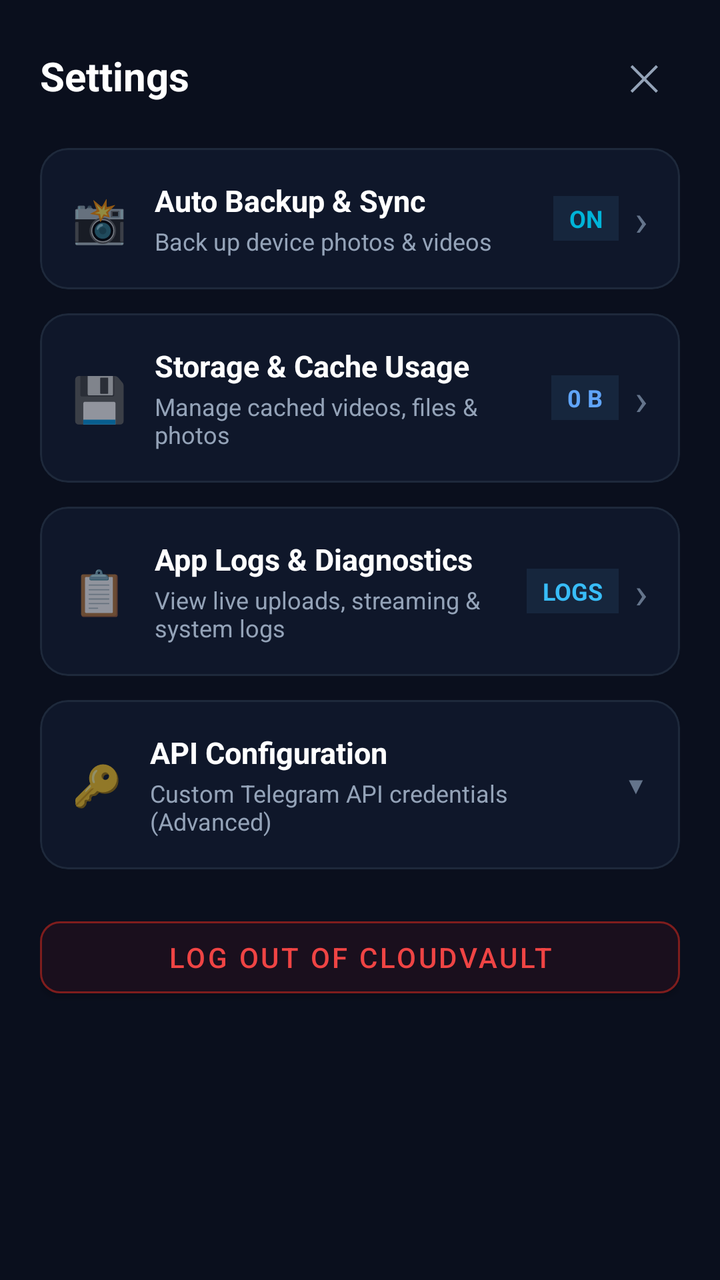
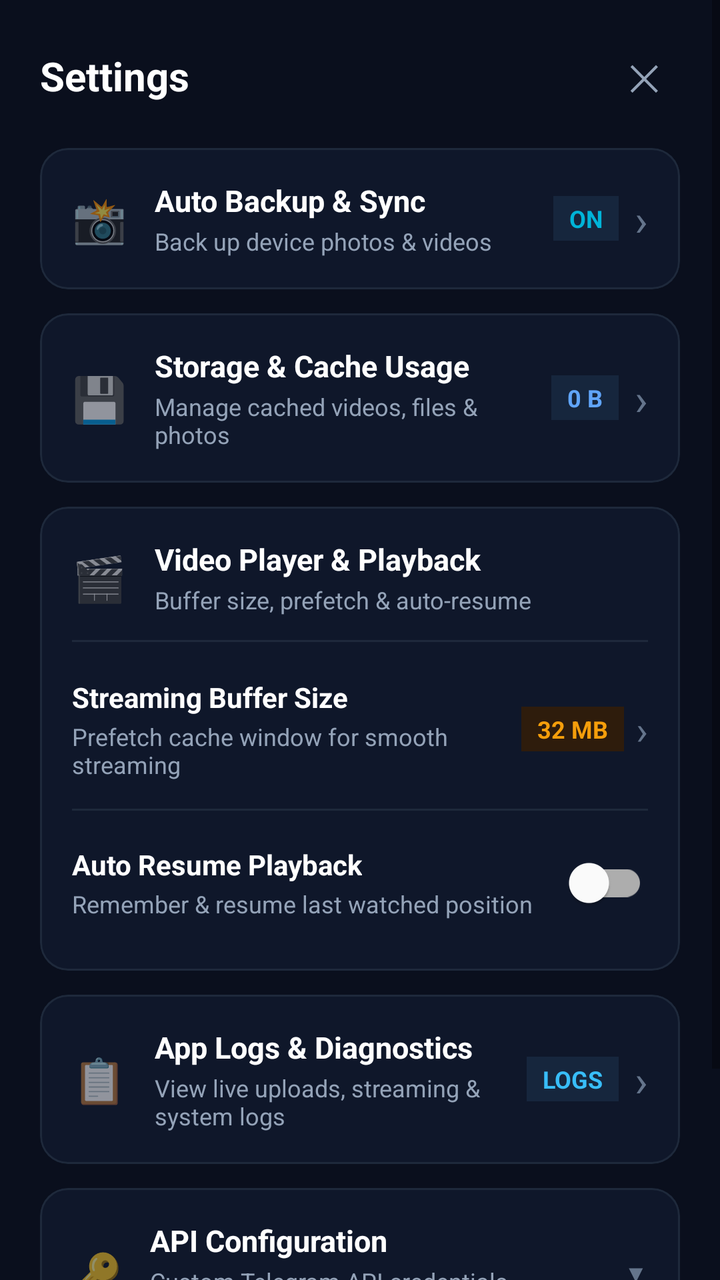

Two renders of the same Android screen: before a commit and after it. Below are the layout's source before the change and the commit's diff.
<!-- AndroidManifest.xml: application theme Theme.CloudVault -->
<!-- res/layout/dialog_settings.xml -->
<?xml version="1.0" encoding="utf-8"?>
<ScrollView xmlns:android="http://schemas.android.com/apk/res/android"
    xmlns:app="http://schemas.android.com/apk/res-auto"
    android:layout_width="match_parent"
    android:layout_height="wrap_content"
    android:background="#0A0F1D">

    <LinearLayout
        android:layout_width="match_parent"
        android:layout_height="wrap_content"
        android:orientation="vertical"
        android:padding="20dp">

        
        <LinearLayout
            android:layout_width="match_parent"
            android:layout_height="wrap_content"
            android:orientation="horizontal"
            android:gravity="center_vertical">

            <TextView
                android:layout_width="0dp"
                android:layout_height="wrap_content"
                android:layout_weight="1"
                android:text="Settings"
                android:textColor="#FFFFFF"
                android:textSize="20sp"
                android:textStyle="bold" />

            <TextView
                android:id="@+id/btnCloseSettings"
                android:layout_width="36dp"
                android:layout_height="36dp"
                android:gravity="center"
                android:text="✕"
                android:textColor="#94A3B8"
                android:textSize="18sp"
                android:background="?attr/selectableItemBackgroundBorderless" />
        </LinearLayout>

        
        <com.google.android.material.card.MaterialCardView
            android:id="@+id/cardOptionAutoBackup"
            android:layout_width="match_parent"
            android:layout_height="wrap_content"
            android:layout_marginTop="18dp"
            app:cardCornerRadius="14dp"
            app:cardElevation="0dp"
            app:cardBackgroundColor="#0F172A"
            app:strokeColor="#1E293B"
            app:strokeWidth="1dp"
            android:clickable="true"
            android:focusable="true">

            <LinearLayout
                android:layout_width="match_parent"
                android:layout_height="wrap_content"
                android:orientation="horizontal"
                android:gravity="center_vertical"
                android:padding="16dp">

                <TextView
                    android:layout_width="wrap_content"
                    android:layout_height="wrap_content"
                    android:text="📸"
                    android:textSize="22sp" />

                <LinearLayout
                    android:layout_width="0dp"
                    android:layout_height="wrap_content"
                    android:layout_weight="1"
                    android:layout_marginStart="14dp"
                    android:orientation="vertical">

                    <TextView
                        android:layout_width="wrap_content"
                        android:layout_height="wrap_content"
                        android:text="Auto Backup &amp; Sync"
                        android:textColor="#FFFFFF"
                        android:textSize="15sp"
                        android:textStyle="bold" />

                    <TextView
                        android:id="@+id/tvSettingsAutoBackupSummary"
                        android:layout_width="wrap_content"
                        android:layout_height="wrap_content"
                        android:layout_marginTop="2dp"
                        android:text="Back up device photos &amp; videos"
                        android:textColor="#94A3B8"
                        android:textSize="12sp" />
                </LinearLayout>

                <TextView
                    android:id="@+id/tvSettingsAutoBackupBadge"
                    android:layout_width="wrap_content"
                    android:layout_height="wrap_content"
                    android:text="ON"
                    android:textColor="@color/accent_cyan"
                    android:textSize="12sp"
                    android:textStyle="bold"
                    android:paddingStart="8dp"
                    android:paddingEnd="8dp"
                    android:paddingTop="3dp"
                    android:paddingBottom="3dp"
                    android:background="#16263D" />

                <TextView
                    android:layout_width="wrap_content"
                    android:layout_height="wrap_content"
                    android:layout_marginStart="8dp"
                    android:text="›"
                    android:textColor="#64748B"
                    android:textSize="22sp" />
            </LinearLayout>
        </com.google.android.material.card.MaterialCardView>

        
        <com.google.android.material.card.MaterialCardView
            android:id="@+id/cardOptionCacheManager"
            android:layout_width="match_parent"
            android:layout_height="wrap_content"
            android:layout_marginTop="12dp"
            app:cardCornerRadius="14dp"
            app:cardElevation="0dp"
            app:cardBackgroundColor="#0F172A"
            app:strokeColor="#1E293B"
            app:strokeWidth="1dp"
            android:clickable="true"
            android:focusable="true">

            <LinearLayout
                android:layout_width="match_parent"
                android:layout_height="wrap_content"
                android:orientation="horizontal"
                android:gravity="center_vertical"
                android:padding="16dp">

                <TextView
                    android:layout_width="wrap_content"
                    android:layout_height="wrap_content"
                    android:text="💾"
                    android:textSize="22sp" />

                <LinearLayout
                    android:layout_width="0dp"
                    android:layout_height="wrap_content"
                    android:layout_weight="1"
                    android:layout_marginStart="14dp"
                    android:orientation="vertical">

                    <TextView
                        android:layout_width="wrap_content"
                        android:layout_height="wrap_content"
                        android:text="Storage &amp; Cache Usage"
                        android:textColor="#FFFFFF"
                        android:textSize="15sp"
                        android:textStyle="bold" />

                    <TextView
                        android:id="@+id/tvSettingsCacheSummary"
                        android:layout_width="wrap_content"
                        android:layout_height="wrap_content"
                        android:layout_marginTop="2dp"
                        android:text="Manage cached videos, files &amp; photos"
                        android:textColor="#94A3B8"
                        android:textSize="12sp" />
                </LinearLayout>

                <TextView
                    android:id="@+id/tvSettingsCacheSizeBadge"
                    android:layout_width="wrap_content"
                    android:layout_height="wrap_content"
                    android:text="0 B"
                    android:textColor="#60A5FA"
                    android:textSize="12sp"
                    android:textStyle="bold"
                    android:paddingStart="8dp"
                    android:paddingEnd="8dp"
                    android:paddingTop="3dp"
                    android:paddingBottom="3dp"
                    android:background="#16263D" />

                <TextView
                    android:layout_width="wrap_content"
                    android:layout_height="wrap_content"
                    android:layout_marginStart="8dp"
                    android:text="›"
                    android:textColor="#64748B"
                    android:textSize="22sp" />
            </LinearLayout>
        </com.google.android.material.card.MaterialCardView>

        
        <com.google.android.material.card.MaterialCardView
            android:id="@+id/cardOptionAppLogs"
            android:layout_width="match_parent"
            android:layout_height="wrap_content"
            android:layout_marginTop="12dp"
            app:cardCornerRadius="14dp"
            app:cardElevation="0dp"
            app:cardBackgroundColor="#0F172A"
            app:strokeColor="#1E293B"
            app:strokeWidth="1dp"
            android:clickable="true"
            android:focusable="true">

            <LinearLayout
                android:layout_width="match_parent"
                android:layout_height="wrap_content"
                android:orientation="horizontal"
                android:gravity="center_vertical"
                android:padding="16dp">

                <TextView
                    android:layout_width="wrap_content"
                    android:layout_height="wrap_content"
                    android:text="📋"
                    android:textSize="22sp" />

                <LinearLayout
                    android:layout_width="0dp"
                    android:layout_height="wrap_content"
                    android:layout_weight="1"
                    android:layout_marginStart="14dp"
                    android:orientation="vertical">

                    <TextView
                        android:layout_width="wrap_content"
                        android:layout_height="wrap_content"
                        android:text="App Logs &amp; Diagnostics"
                        android:textColor="#FFFFFF"
                        android:textSize="15sp"
                        android:textStyle="bold" />

                    <TextView
                        android:id="@+id/tvSettingsLogsSummary"
                        android:layout_width="wrap_content"
                        android:layout_height="wrap_content"
                        android:layout_marginTop="2dp"
                        android:text="View live uploads, streaming &amp; system logs"
                        android:textColor="#94A3B8"
                        android:textSize="12sp" />
                </LinearLayout>

                <TextView
                    android:id="@+id/tvSettingsLogsCountBadge"
                    android:layout_width="wrap_content"
                    android:layout_height="wrap_content"
                    android:text="LOGS"
                    android:textColor="#38BDF8"
                    android:textSize="12sp"
                    android:textStyle="bold"
                    android:paddingStart="8dp"
                    android:paddingEnd="8dp"
                    android:paddingTop="3dp"
                    android:paddingBottom="3dp"
                    android:background="#16263D" />

                <TextView
                    android:layout_width="wrap_content"
                    android:layout_height="wrap_content"
                    android:layout_marginStart="8dp"
                    android:text="›"
                    android:textColor="#64748B"
                    android:textSize="22sp" />
            </LinearLayout>
        </com.google.android.material.card.MaterialCardView>

        
        <com.google.android.material.card.MaterialCardView
            android:id="@+id/cardOptionApiConfig"
            android:layout_width="match_parent"
            android:layout_height="wrap_content"
            android:layout_marginTop="12dp"
            app:cardCornerRadius="14dp"
            app:cardElevation="0dp"
            app:cardBackgroundColor="#0F172A"
            app:strokeColor="#1E293B"
            app:strokeWidth="1dp">

            <LinearLayout
                android:layout_width="match_parent"
                android:layout_height="wrap_content"
                android:orientation="vertical">

                
                <LinearLayout
                    android:id="@+id/layoutToggleApiSettings"
                    android:layout_width="match_parent"
                    android:layout_height="wrap_content"
                    android:orientation="horizontal"
                    android:gravity="center_vertical"
                    android:padding="16dp"
                    android:background="?attr/selectableItemBackground">

                    <TextView
                        android:layout_width="wrap_content"
                        android:layout_height="wrap_content"
                        android:text="🔑"
                        android:textSize="20sp" />

                    <LinearLayout
                        android:layout_width="0dp"
                        android:layout_height="wrap_content"
                        android:layout_weight="1"
                        android:layout_marginStart="14dp"
                        android:orientation="vertical">

                        <TextView
                            android:layout_width="wrap_content"
                            android:layout_height="wrap_content"
                            android:text="API Configuration"
                            android:textColor="#FFFFFF"
                            android:textSize="15sp"
                            android:textStyle="bold" />

                        <TextView
                            android:layout_width="wrap_content"
                            android:layout_height="wrap_content"
                            android:layout_marginTop="2dp"
                            android:text="Custom Telegram API credentials (Advanced)"
                            android:textColor="#94A3B8"
                            android:textSize="12sp" />
                    </LinearLayout>

                    <TextView
                        android:id="@+id/tvApiExpandIcon"
                        android:layout_width="wrap_content"
                        android:layout_height="wrap_content"
                        android:text="▼"
                        android:textColor="#64748B"
                        android:textSize="12sp" />
                </LinearLayout>

                
                <LinearLayout
                    android:id="@+id/layoutApiFields"
                    android:layout_width="match_parent"
                    android:layout_height="wrap_content"
                    android:orientation="vertical"
                    android:paddingStart="16dp"
                    android:paddingEnd="16dp"
                    android:paddingBottom="16dp"
                    android:visibility="gone">

                    <View
                        android:layout_width="match_parent"
                        android:layout_height="1dp"
                        android:layout_marginBottom="12dp"
                        android:background="#1E293B" />

                    <TextView
                        android:layout_width="match_parent"
                        android:layout_height="wrap_content"
                        android:text="API ID"
                        android:textColor="#94A3B8"
                        android:textSize="12sp" />

                    <EditText
                        android:id="@+id/etSettingsApiId"
                        android:layout_width="match_parent"
                        android:layout_height="wrap_content"
                        android:layout_marginTop="4dp"
                        android:background="#1E293B"
                        android:hint="••••••••"
                        android:inputType="numberPassword"
                        android:padding="10dp"
                        android:textColor="#FFFFFF"
                        android:textColorHint="#64748B"
                        android:textSize="13sp" />

                    <TextView
                        android:layout_width="match_parent"
                        android:layout_height="wrap_content"
                        android:layout_marginTop="10dp"
                        android:text="API Hash"
                        android:textColor="#94A3B8"
                        android:textSize="12sp" />

                    <EditText
                        android:id="@+id/etSettingsApiHash"
                        android:layout_width="match_parent"
                        android:layout_height="wrap_content"
                        android:layout_marginTop="4dp"
                        android:background="#1E293B"
                        android:hint="••••••••••••••••••••••••••••••••"
                        android:inputType="textPassword"
                        android:padding="10dp"
                        android:textColor="#FFFFFF"
                        android:textColorHint="#64748B"
                        android:textSize="13sp" />

                    <com.google.android.material.button.MaterialButton
                        android:id="@+id/btnSaveCredentials"
                        android:layout_width="match_parent"
                        android:layout_height="wrap_content"
                        android:layout_marginTop="12dp"
                        android:text="Save API Credentials"
                        android:textColor="#FFFFFF"
                        app:backgroundTint="#334155"
                        app:cornerRadius="8dp" />
                </LinearLayout>

            </LinearLayout>
        </com.google.android.material.card.MaterialCardView>

        
        <com.google.android.material.button.MaterialButton
            android:id="@+id/btnSettingsLogout"
            android:layout_width="match_parent"
            android:layout_height="wrap_content"
            android:layout_marginTop="20dp"
            android:text="Log Out of CloudVault"
            android:textColor="#EF4444"
            app:backgroundTint="#1A0F1D"
            app:strokeColor="#7F1D1D"
            app:strokeWidth="1dp"
            app:cornerRadius="10dp" />

    </LinearLayout>
</ScrollView>
<!-- resources referenced by this layout -->
<resources>
  <color name="accent_cyan">#00B4D8</color>
  <style name="Theme.CloudVault" parent="Theme.MaterialComponents.DayNight.NoActionBar">
          <item name="colorPrimary">@color/accent_blue</item>
          <item name="colorSecondary">@color/accent_cyan</item>
          <item name="android:statusBarColor">@color/bg_dark</item>
          <item name="android:windowBackground">@color/bg_dark</item>
      </style>
  <color name="accent_blue">#1976D2</color>
  <color name="bg_dark">#080E18</color>
</resources>

<!-- the commit's change to res/layout/dialog_settings.xml (unified diff, before → after) -->
@@ -192,6 +192,178 @@
 
         
         <com.google.android.material.card.MaterialCardView
+            android:id="@+id/cardOptionVideoSettings"
+            android:layout_width="match_parent"
+            android:layout_height="wrap_content"
+            android:layout_marginTop="12dp"
+            app:cardCornerRadius="14dp"
+            app:cardElevation="0dp"
+            app:cardBackgroundColor="#0F172A"
+            app:strokeColor="#1E293B"
+            app:strokeWidth="1dp">
+
+            <LinearLayout
+                android:layout_width="match_parent"
+                android:layout_height="wrap_content"
+                android:orientation="vertical"
+                android:padding="16dp">
+
+                
+                <LinearLayout
+                    android:layout_width="match_parent"
+                    android:layout_height="wrap_content"
+                    android:orientation="horizontal"
+                    android:gravity="center_vertical">
+
+                    <TextView
+                        android:layout_width="wrap_content"
+                        android:layout_height="wrap_content"
+                        android:text="🎬"
+                        android:textSize="22sp" />
+
+                    <LinearLayout
+                        android:layout_width="0dp"
+                        android:layout_height="wrap_content"
+                        android:layout_weight="1"
+                        android:layout_marginStart="14dp"
+                        android:orientation="vertical">
+
+                        <TextView
+                            android:layout_width="wrap_content"
+                            android:layout_height="wrap_content"
+                            android:text="Video Player &amp; Playback"
+                            android:textColor="#FFFFFF"
+                            android:textSize="15sp"
+                            android:textStyle="bold" />
+
+                        <TextView
+                            android:id="@+id/tvSettingsVideoSummary"
+                            android:layout_width="wrap_content"
+                            android:layout_height="wrap_content"
+                            android:layout_marginTop="2dp"
+                            android:text="Buffer size, prefetch &amp; auto-resume"
+                            android:textColor="#94A3B8"
+                            android:textSize="12sp" />
+                    </LinearLayout>
+                </LinearLayout>
+
+                <View
+                    android:layout_width="match_parent"
+                    android:layout_height="1dp"
+                    android:layout_marginTop="12dp"
+                    android:layout_marginBottom="12dp"
+                    android:background="#1E293B" />
+
+                
+                <LinearLayout
+                    android:id="@+id/layoutSettingsBufferSize"
+                    android:layout_width="match_parent"
+                    android:layout_height="wrap_content"
+                    android:orientation="horizontal"
+                    android:gravity="center_vertical"
+                    android:background="?attr/selectableItemBackground"
+                    android:paddingTop="6dp"
+                    android:paddingBottom="6dp"
+                    android:clickable="true"
+                    android:focusable="true">
+
+                    <LinearLayout
+                        android:layout_width="0dp"
+                        android:layout_height="wrap_content"
+                        android:layout_weight="1"
+                        android:orientation="vertical">
+
+                        <TextView
+                            android:layout_width="wrap_content"
+                            android:layout_height="wrap_content"
+                            android:text="Streaming Buffer Size"
+                            android:textColor="#FFFFFF"
+                            android:textSize="14sp"
+                            android:textStyle="bold" />
+
+                        <TextView
+                            android:layout_width="wrap_content"
+                            android:layout_height="wrap_content"
+                            android:layout_marginTop="2dp"
+                            android:text="Prefetch cache window for smooth streaming"
+                            android:textColor="#94A3B8"
+                            android:textSize="12sp" />
+                    </LinearLayout>
+
+                    <TextView
+                        android:id="@+id/tvSettingsBufferSizeBadge"
+                        android:layout_width="wrap_content"
+                        android:layout_height="wrap_content"
+                        android:text="32 MB"
+                        android:textColor="#F59E0B"
+                        android:textSize="12sp"
+                        android:textStyle="bold"
+                        android:paddingStart="8dp"
+                        android:paddingEnd="8dp"
+                        android:paddingTop="3dp"
+                        android:paddingBottom="3dp"
+                        android:background="#2E1C0C" />
+
+                    <TextView
+                        android:layout_width="wrap_content"
+                        android:layout_height="wrap_content"
+                        android:layout_marginStart="6dp"
+                        android:text="›"
+                        android:textColor="#64748B"
+                        android:textSize="20sp" />
+                </LinearLayout>
+
+                <View
+                    android:layout_width="match_parent"
+                    android:layout_height="1dp"
+                    android:layout_marginTop="8dp"
+                    android:layout_marginBottom="8dp"
+                    android:background="#1E293B" />
+
+                
+                <LinearLayout
+                    android:layout_width="match_parent"
+                    android:layout_height="wrap_content"
+                    android:orientation="horizontal"
+                    android:gravity="center_vertical"
+                    android:paddingTop="4dp"
+                    android:paddingBottom="4dp">
+
+                    <LinearLayout
+                        android:layout_width="0dp"
+                        android:layout_height="wrap_content"
+                        android:layout_weight="1"
+                        android:orientation="vertical">
+
+                        <TextView
+                            android:layout_width="wrap_content"
+                            android:layout_height="wrap_content"
+                            android:text="Auto Resume Playback"
+                            android:textColor="#FFFFFF"
+                            android:textSize="14sp"
+                            android:textStyle="bold" />
+
+                        <TextView
+                            android:layout_width="wrap_content"
+                            android:layout_height="wrap_content"
+                            android:layout_marginTop="2dp"
+                            android:text="Remember &amp; resume last watched position"
+                            android:textColor="#94A3B8"
+                            android:textSize="12sp" />
+                    </LinearLayout>
+
+                    <com.google.android.material.switchmaterial.SwitchMaterial
+                        android:id="@+id/switchAutoResume"
+                        android:layout_width="wrap_content"
+                        android:layout_height="wrap_content"
+                        app:useMaterialThemeColors="true" />
+                </LinearLayout>
+
+            </LinearLayout>
+        </com.google.android.material.card.MaterialCardView>
+
+        
+        <com.google.android.material.card.MaterialCardView
             android:id="@+id/cardOptionAppLogs"
             android:layout_width="match_parent"
             android:layout_height="wrap_content"
